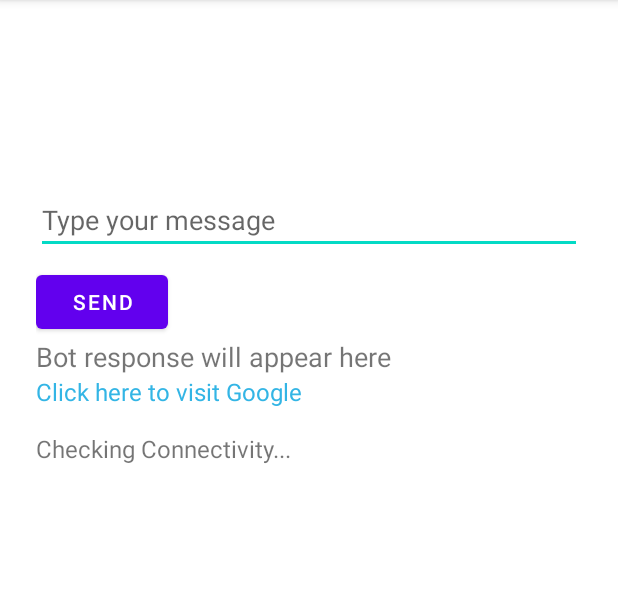
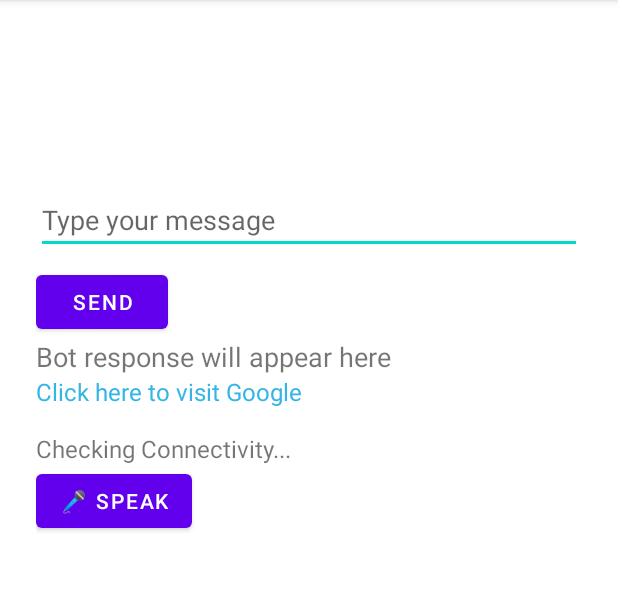
Before and after one commit to neetakhanuja/Triviagameagent, an Android app: the screen it shows after launch (MainActivity), on a phone screen of 412 x 824 dp, the part 84-675 px from its top. Run offline under Robolectric (Android 15) with nearby library versions, the phone set to English and light mode, and no system bars; libraries missing offline, so code that uses them is left out: com.google.api.gax, com.google.auth.oauth2, com.google.cloud.dialogflow.

Commit message:
Speak button with mic funcationality
Added speak button with mic function. Downloaded apk and played it in an android phone. Captures the voice and shows the message in text which can be send to dialogflow using the send button.

```diff
--- a/Dialogflowagentapp2/app/src/main/AndroidManifest.xml
+++ b/Dialogflowagentapp2/app/src/main/AndroidManifest.xml
@@ -3,6 +3,7 @@
     xmlns:tools="http://schemas.android.com/tools">
     <uses-permission android:name="android.permission.INTERNET"/>
     <uses-permission android:name="android.permission.ACCESS_NETWORK_STATE" />
+    <uses-permission android:name="android.permission.RECORD_AUDIO" />
 
 
     <application
--- a/Dialogflowagentapp2/app/src/main/res/layout/activity_main.xml
+++ b/Dialogflowagentapp2/app/src/main/res/layout/activity_main.xml
@@ -3,6 +3,7 @@
     xmlns:android="http://schemas.android.com/apk/res/android"
     android:orientation="vertical"
     android:padding="24dp"
+    android:paddingLeft="60dp"
     android:fitsSystemWindows="true"
     android:layout_width="match_parent"
     android:layout_height="match_parent">
@@ -46,4 +47,10 @@
         android:textSize="16sp"
         android:layout_marginTop="16dp" />
 
+    <Button
+        android:id="@+id/micButton"
+        android:layout_width="wrap_content"
+        android:layout_height="wrap_content"
+        android:text="🎤 Speak" />
+
 </LinearLayout>
```
Also changed, not shown: Dialogflowagentapp2/app/src/main/java/com/triviagame/dialogflowagentapp2/MainActivity.kt (+27 -0 lines).
